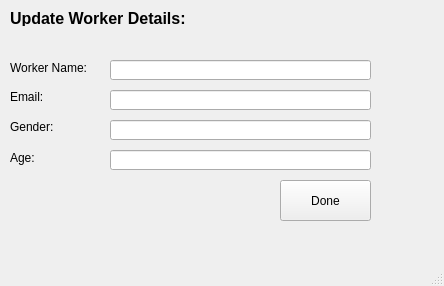
Old version of the form Screens/UpdateWorker.ui in the repository msaadg/NGOConnect.
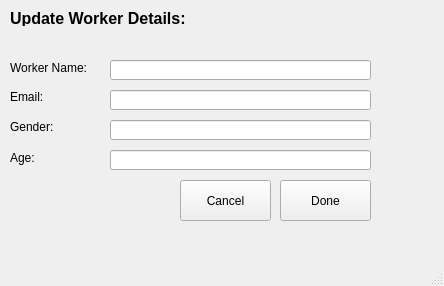
New version of the form.

Commit message: added cancellation buttons and worker search functionality

The edit to the form file:
```diff
--- a/Screens/UpdateWorker.ui
+++ b/Screens/UpdateWorker.ui
@@ -139,6 +139,19 @@
      <string>Done</string>
     </property>
    </widget>
+   <widget class="QPushButton" name="updateWorkerCancelBtn">
+    <property name="geometry">
+     <rect>
+      <x>180</x>
+      <y>180</y>
+      <width>91</width>
+      <height>41</height>
+     </rect>
+    </property>
+    <property name="text">
+     <string>Cancel</string>
+    </property>
+   </widget>
   </widget>
   <widget class="QMenuBar" name="menubar">
    <property name="geometry">
```
The commit also changes 27 other files.
